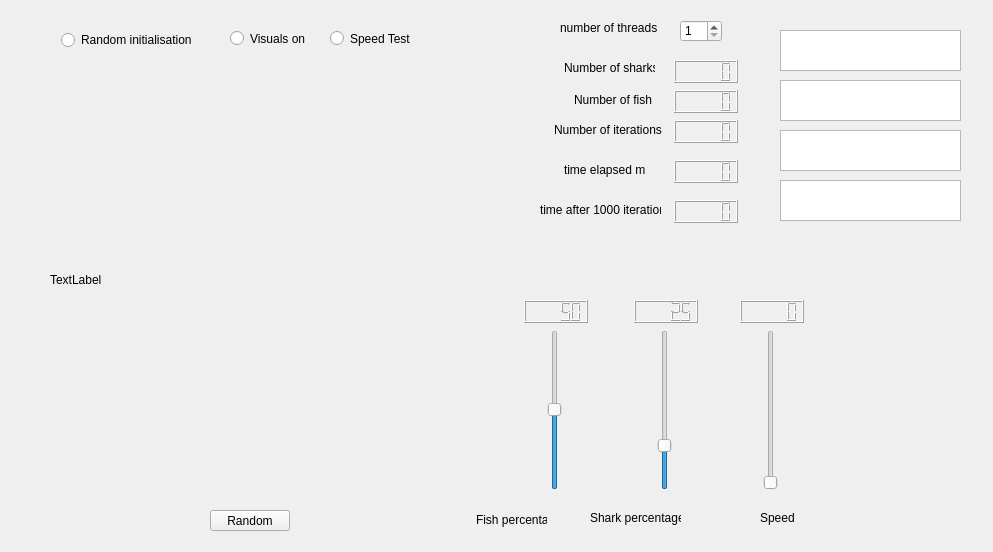
The window that cellular-automatia-OO-master/OPENCVTEST-master/mainwindow.ui (saulgold/cellular-automatia-OO-master) describes before a commit, drawn with Qt 5.
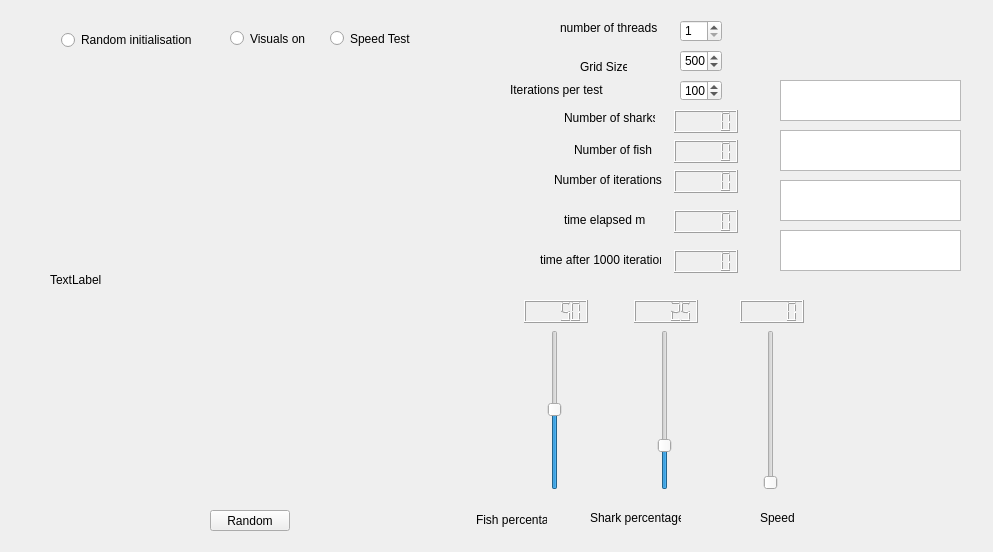
The same window after the commit.

The edit to the form file:
```diff
--- a/cellular-automatia-OO-master/OPENCVTEST-master/mainwindow.ui
+++ b/cellular-automatia-OO-master/OPENCVTEST-master/mainwindow.ui
@@ -50,7 +50,7 @@
     <property name="geometry">
      <rect>
       <x>574</x>
-      <y>90</y>
+      <y>140</y>
       <width>91</width>
       <height>20</height>
      </rect>
@@ -63,7 +63,7 @@
     <property name="geometry">
      <rect>
       <x>564</x>
-      <y>60</y>
+      <y>110</y>
       <width>91</width>
       <height>16</height>
      </rect>
@@ -76,7 +76,7 @@
     <property name="geometry">
      <rect>
       <x>674</x>
-      <y>90</y>
+      <y>140</y>
       <width>64</width>
       <height>23</height>
      </rect>
@@ -89,7 +89,7 @@
     <property name="geometry">
      <rect>
       <x>674</x>
-      <y>60</y>
+      <y>110</y>
       <width>64</width>
       <height>23</height>
      </rect>
@@ -99,7 +99,7 @@
     <property name="geometry">
      <rect>
       <x>674</x>
-      <y>120</y>
+      <y>170</y>
       <width>64</width>
       <height>23</height>
      </rect>
@@ -112,7 +112,7 @@
     <property name="geometry">
      <rect>
       <x>554</x>
-      <y>120</y>
+      <y>170</y>
       <width>111</width>
       <height>20</height>
      </rect>
@@ -209,7 +209,7 @@
     <property name="geometry">
      <rect>
       <x>564</x>
-      <y>160</y>
+      <y>210</y>
       <width>81</width>
       <height>20</height>
      </rect>
@@ -222,7 +222,7 @@
     <property name="geometry">
      <rect>
       <x>674</x>
-      <y>160</y>
+      <y>210</y>
       <width>64</width>
       <height>23</height>
      </rect>
@@ -232,7 +232,7 @@
     <property name="geometry">
      <rect>
       <x>674</x>
-      <y>200</y>
+      <y>250</y>
       <width>64</width>
       <height>23</height>
      </rect>
@@ -242,7 +242,7 @@
     <property name="geometry">
      <rect>
       <x>540</x>
-      <y>200</y>
+      <y>250</y>
       <width>121</width>
       <height>20</height>
      </rect>
@@ -303,7 +303,7 @@
     <property name="geometry">
      <rect>
       <x>780</x>
-      <y>30</y>
+      <y>80</y>
       <width>181</width>
       <height>41</height>
      </rect>
@@ -313,16 +313,6 @@
     <property name="geometry">
      <rect>
       <x>780</x>
-      <y>80</y>
-      <width>181</width>
-      <height>41</height>
-     </rect>
-    </property>
-   </widget>
-   <widget class="QTextBrowser" name="textBrowser_3">
-    <property name="geometry">
-     <rect>
-      <x>780</x>
       <y>130</y>
       <width>181</width>
       <height>41</height>
@@ -339,6 +329,16 @@
      </rect>
     </property>
    </widget>
+   <widget class="QTextBrowser" name="textBrowser_4">
+    <property name="geometry">
+     <rect>
+      <x>780</x>
+      <y>230</y>
+      <width>181</width>
+      <height>41</height>
+     </rect>
+    </property>
+   </widget>
    <widget class="QLabel" name="label_10">
     <property name="geometry">
      <rect>
@@ -416,6 +416,70 @@
      <bool>false</bool>
     </property>
    </widget>
+   <widget class="QLabel" name="label_11">
+    <property name="geometry">
+     <rect>
+      <x>580</x>
+      <y>60</y>
+      <width>47</width>
+      <height>13</height>
+     </rect>
+    </property>
+    <property name="text">
+     <string>Grid Size</string>
+    </property>
+   </widget>
+   <widget class="QSpinBox" name="gridSizeSpinBox">
+    <property name="geometry">
+     <rect>
+      <x>680</x>
+      <y>50</y>
+      <width>42</width>
+      <height>22</height>
+     </rect>
+    </property>
+    <property name="minimum">
+     <number>1</number>
+    </property>
+    <property name="maximum">
+     <number>1000</number>
+    </property>
+    <property name="value">
+     <number>500</number>
+    </property>
+   </widget>
+   <widget class="QLabel" name="label_12">
+    <property name="geometry">
+     <rect>
+      <x>510</x>
+      <y>80</y>
+      <width>141</width>
+      <height>20</height>
+     </rect>
+    </property>
+    <property name="text">
+     <string>Iterations per test</string>
+    </property>
+   </widget>
+   <widget class="QSpinBox" name="IterationsSpinBox">
+    <property name="geometry">
+     <rect>
+      <x>680</x>
+      <y>80</y>
+      <width>42</width>
+      <height>21</height>
+     </rect>
+    </property>
+    <property name="minimum">
+     <number>1</number>
+    </property>
+    <property name="maximum">
+     <number>30000</number>
+    </property>
+    <property name="value">
+     <number>1001</number>
+    </property>
+   </widget>
   </widget>
  </widget>
  <layoutdefault spacing="6" margin="11"/>
```
Left out of the diff: 2 changed lines with no effect on the pictures.
